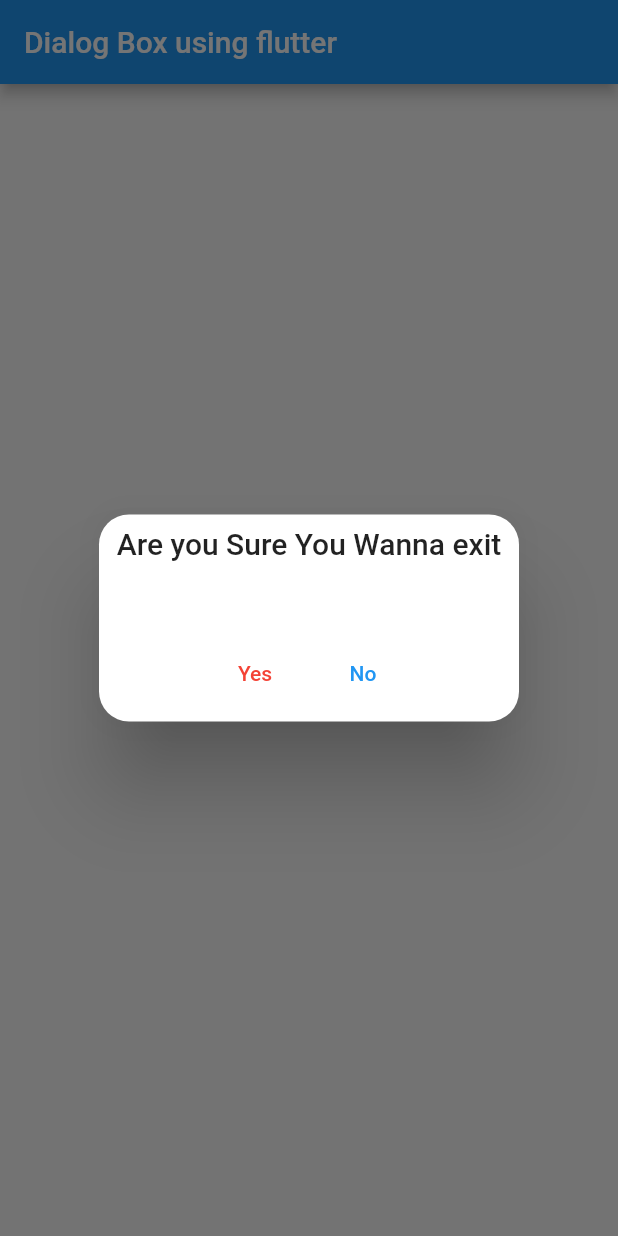
After one commit to Developer-Vijay/StatemanagementGetx, a Flutter app: the screen it shows after launch, after a tap on "Show Dialog", on a phone screen of 412 x 824 dp. The commit adds this screen. Run offline on Flutter 3.47's test engine with Material 2 defaults, Android fonts, the phone set to English and light mode, and no system bars; our stand-ins replace get.

Commit message:
The Dialog Box is Learned Using the Getx StateManagement

```diff
--- /dev/null
+++ b/lib/Widgets/dialog_box.dart
@@ -0,0 +1,43 @@
+import 'package:flutter/material.dart';
+import 'package:get/get.dart';
+
+class DialogBox extends StatelessWidget {
+  const DialogBox({Key? key}) : super(key: key);
+
+  @override
+  Widget build(BuildContext context) {
+    return Scaffold(
+      appBar: AppBar(title: const Text("Dialog Box using flutter")),
+      body: Column(
+          mainAxisAlignment: MainAxisAlignment.center,
+          crossAxisAlignment: CrossAxisAlignment.center,
+          children: [
+            Center(
+              child: MaterialButton(
+                  onPressed: () {
+                    Get.defaultDialog(
+                        barrierDismissible: false,
+                        title: "Are you Sure You Wanna exit",
+                        middleText: "",
+                        actions: [
+                          TextButton(
+                              onPressed: () {
+                                Navigator.pop(context);
+                              },
+                              child: const Text(
+                                "Yes",
+                                style: TextStyle(color: Colors.red),
+                              )),
+                          TextButton(
+                              onPressed: () {
+                                Navigator.pop(context);
+                              },
+                              child: const Text("No")),
+                        ]);
+                  },
+                  child: const Text("Show Dialog")),
+            )
+          ]),
+    );
+  }
+}
--- a/lib/main.dart
+++ b/lib/main.dart
@@ -1,6 +1,6 @@
 import 'package:flutter/material.dart';
 import 'package:get/get_navigation/src/root/get_material_app.dart';
-import 'package:getx_learning/home_page.dart';
+import 'package:getx_learning/Widgets/dialog_box.dart';
 
 void main() {
   runApp(const MyApp());
@@ -12,8 +12,9 @@ class MyApp extends StatelessWidget {
   @override
   Widget build(BuildContext context) {
     return const GetMaterialApp(
+      debugShowCheckedModeBanner: false,
       title: "GetX Tutorial",
-      home: HomePage(),
+      home: DialogBox(),
     );
   }
 }
```
Also changed, not shown: lib/Widgets/snackBar.dart (added, +36 -0 lines), lib/home_page.dart (deleted, +0 -34 lines).
